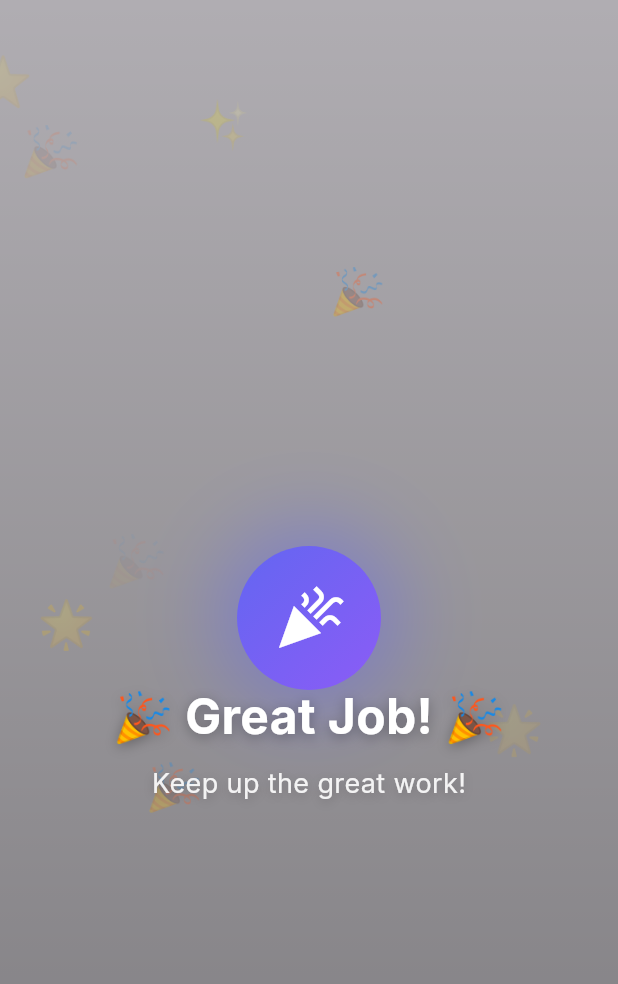
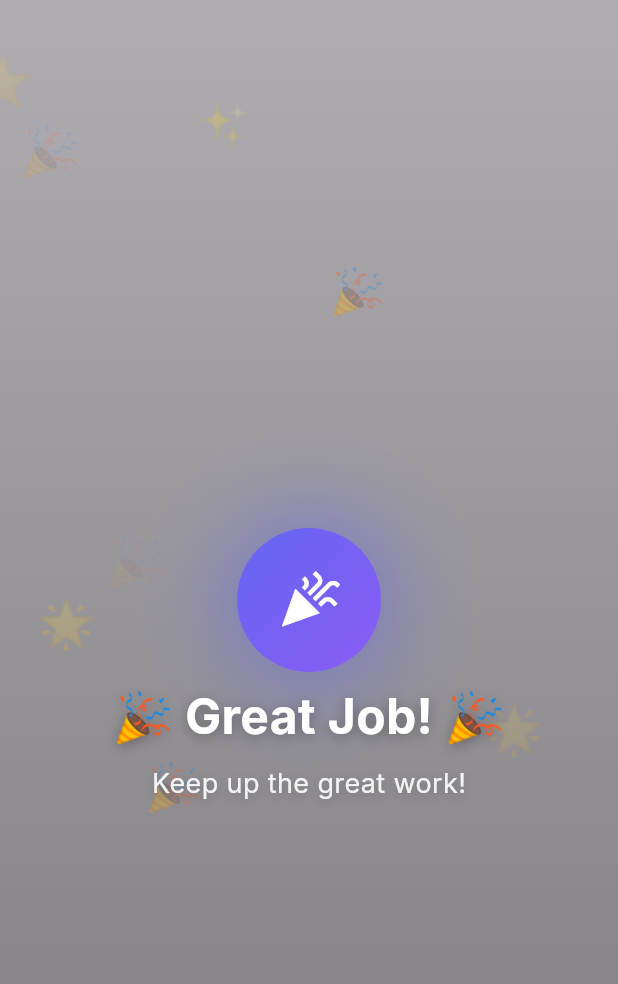
Before and after one commit to dekaos/my-habits, a Flutter app: the CelebrationAnimation widget shown alone on an empty page, opened directly with empty values, on a phone screen of 412 x 824 dp. Shown: the top 984 px of the screen. Run offline on Flutter 3.47's test engine with Material 3 defaults, Android fonts, the phone set to English and light mode, and no system bars; our stand-ins replace audioplayers, confetti, fl_chart, flutter_local_notifications, flutter_riverpod, flutter_slidable and 6 more; accounts and stored records are empty; network calls fail; project files that could hold a hidden picture were left out.

Commit message:
CelebrationAnimation > Minor change

```diff
--- a/lib/widgets/celebration_animation.dart
+++ b/lib/widgets/celebration_animation.dart
@@ -339,7 +339,11 @@ class _CelebrationAnimationState extends State<CelebrationAnimation>
             // Success icon with scale animation
             ScaleTransition(
               scale: _scaleAnimation,
-              child: Container(
+              child: Column(
+                mainAxisAlignment: MainAxisAlignment.center,
+                crossAxisAlignment: CrossAxisAlignment.center,
+                children: [
+                  Container(
                     width: 80,
                     height: 80,
                     decoration: BoxDecoration(
@@ -362,9 +366,12 @@ class _CelebrationAnimationState extends State<CelebrationAnimation>
                     ),
                     child: Icon(
                       _theme.icon,
-                  size: 40,
+                      size: 36,
                       color: Colors.white,
                     ),
+                  ),
+                  const SizedBox(height: 20),
+                ],
               ),
             ),
 
```
Lines whose indentation alone changed are shown as unchanged.
